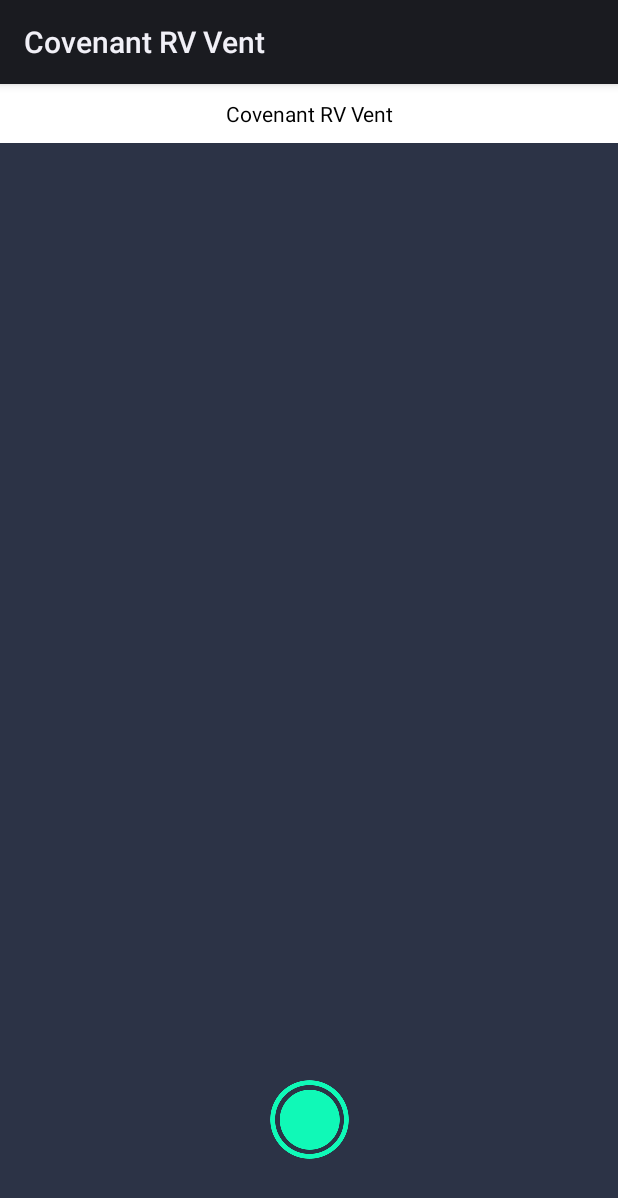
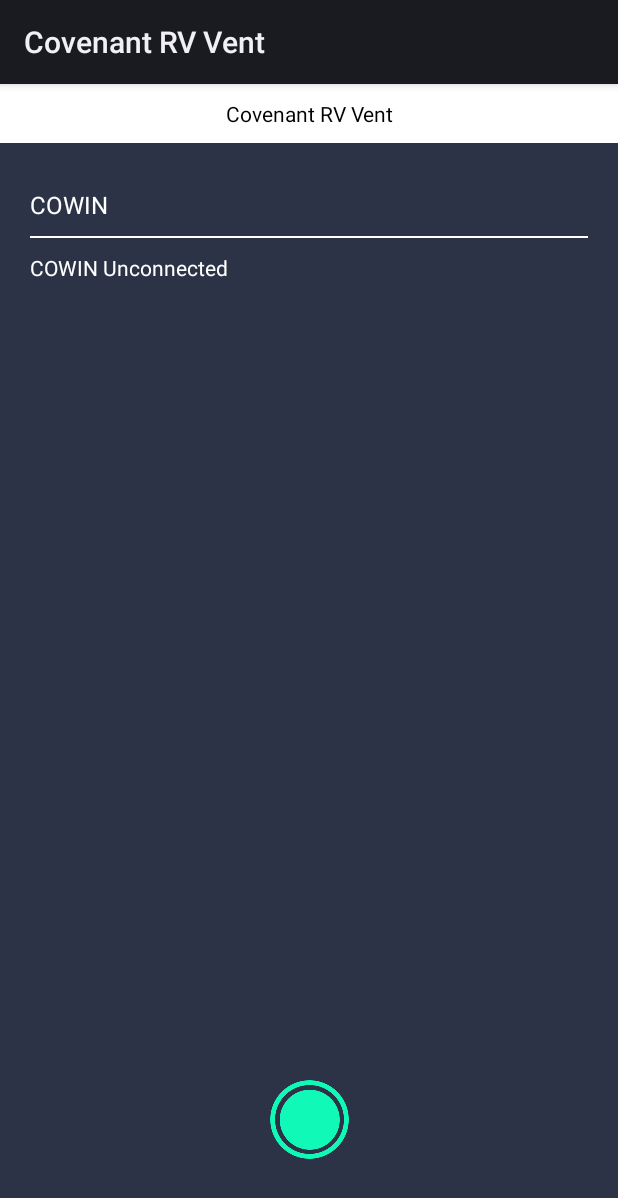
Before and after one commit to HLJJMS/BTTEST, an Android app: the layout pop_wiondow.xml on its own in the app's theme, with its tools: preview values and no code run, on a phone screen of 412 x 824 dp. Shown: the top 1198 px of the screen. Run offline under Robolectric (Android 15) with nearby library versions, the phone set to English and light mode, and no system bars.

Commit message:
蓝牙信息接收

```diff
--- a/app/src/main/res/layout/pop_wiondow.xml
+++ b/app/src/main/res/layout/pop_wiondow.xml
@@ -18,13 +18,39 @@
         android:text="Covenant RV Vent"
         android:textColor="#000000" />
 
-    <androidx.recyclerview.widget.RecyclerView
-        app:layout_constraintTop_toBottomOf="@id/title"
-        app:layout_constraintBottom_toBottomOf="parent"
-        android:id="@+id/recyclerView"
-        android:layout_width="match_parent"
-        android:layout_height="0dp" />
+    <TextView
+        android:id="@+id/name"
+        android:layout_width="wrap_content"
+        android:layout_height="wrap_content"
+        android:layout_marginLeft="20dp"
+        android:layout_marginTop="30dp"
+        android:text="COWIN"
+        android:textColor="@color/white"
+        android:textSize="16sp"
+        app:layout_constraintLeft_toLeftOf="parent"
+        app:layout_constraintTop_toBottomOf="@id/title" />
 
+    <View
+        android:id="@+id/line"
+        android:layout_width="0dp"
+        android:layout_height="1dp"
+        android:layout_marginTop="10dp"
+        android:layout_marginEnd="20dp"
+        android:background="@color/white"
+        app:layout_constraintEnd_toEndOf="parent"
+        app:layout_constraintStart_toStartOf="parent"
+        android:layout_marginStart="20dp"
+        app:layout_constraintTop_toBottomOf="@id/name" />
+
+    <TextView
+        android:id="@+id/tv_name"
+        android:textColor="@color/white"
+        app:layout_constraintTop_toBottomOf="@id/line"
+        android:layout_marginTop="10dp"
+        app:layout_constraintStart_toStartOf="@id/name"
+        android:text="COWIN Unconnected"
+        android:layout_width="wrap_content"
+        android:layout_height="wrap_content"/>
     <ImageView
         android:id="@+id/img_bt"
         android:layout_width="wrap_content"
```
Also changed, not shown: app/src/main/java/com/example/lanyatest/MainActivity.java (+136 -83 lines).
